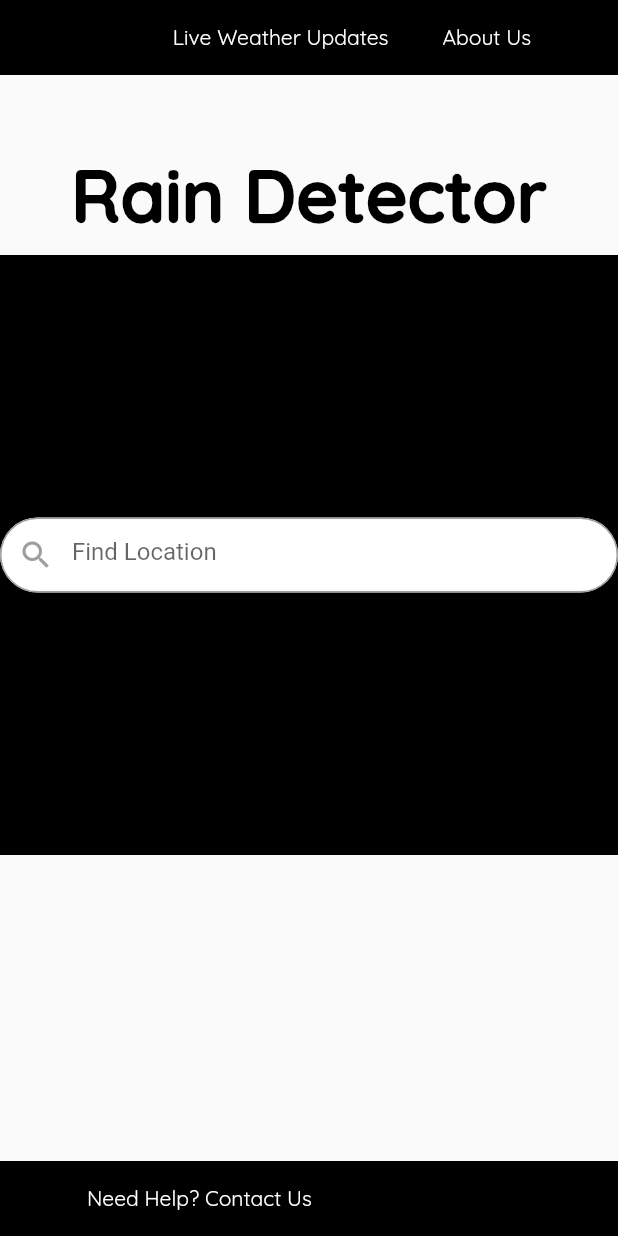
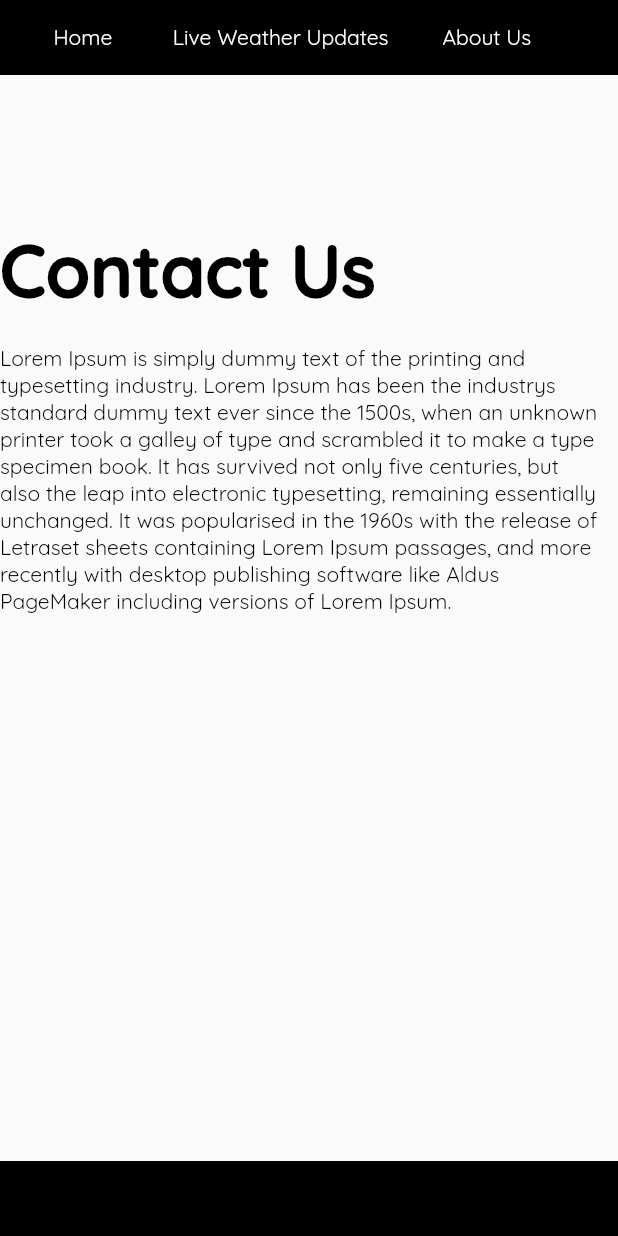
Before and after one commit to lansoyyy/raindetector_webserver, a Flutter app: the screen it shows after launch, after a tap on "Need Help? Contact Us", on a phone screen of 412 x 824 dp. Run offline on Flutter 3.47's test engine with Material 2 defaults, Android fonts, the light colour scheme and no system bars.

Commit message:
added contact and about us page

```diff
--- a/lib/main.dart
+++ b/lib/main.dart
@@ -1,4 +1,6 @@
 import 'package:flutter/material.dart';
+import 'package:rain_detector_webserver/screens/aboutus_screen.dart';
+import 'package:rain_detector_webserver/screens/contactus_screen.dart';
 import 'package:rain_detector_webserver/screens/home_screen.dart';
 import 'package:rain_detector_webserver/utils/routes.dart';
 
@@ -15,6 +17,8 @@ class MyApp extends StatelessWidget {
       home: const HomeScreen(),
       routes: {
         Routes.homepage: (context) => const HomeScreen(),
+        Routes.aboutuspage: (context) => const AboutusScreen(),
+        Routes.contactuspage: (context) => const ContactUsScreen(),
       },
     );
   }
--- /dev/null
+++ b/lib/screens/contactus_screen.dart
@@ -0,0 +1,119 @@
+import 'package:flutter/material.dart';
+import 'package:rain_detector_webserver/widgets/text_widget.dart';
+
+import '../utils/routes.dart';
+
+class ContactUsScreen extends StatefulWidget {
+  const ContactUsScreen({super.key});
+
+  @override
+  State<ContactUsScreen> createState() => _ContactUsScreenState();
+}
+
+class _ContactUsScreenState extends State<ContactUsScreen> {
+  final messageController = TextEditingController();
+
+  String filter = '';
+  @override
+  Widget build(BuildContext context) {
+    return Scaffold(
+      body: Column(
+        children: [
+          Container(
+            width: double.infinity,
+            height: 50,
+            color: Colors.black,
+            child: Row(
+              mainAxisAlignment: MainAxisAlignment.end,
+              children: [
+                TextButton(
+                  onPressed: () {
+                    Navigator.pushNamed(context, Routes.homepage);
+                  },
+                  child: TextRegular(
+                    text: 'Home',
+                    fontSize: 14,
+                    color: Colors.white,
+                  ),
+                ),
+                const SizedBox(
+                  width: 20,
+                ),
+                TextButton(
+                  onPressed: () {},
+                  child: TextRegular(
+                    text: 'Live Weather Updates',
+                    fontSize: 14,
+                    color: Colors.white,
+                  ),
+                ),
+                const SizedBox(
+                  width: 20,
+                ),
+                TextButton(
+                  onPressed: () {
+                    Navigator.pushNamed(context, Routes.aboutuspage);
+                  },
+                  child: TextRegular(
+                    text: 'About Us',
+                    fontSize: 14,
+                    color: Colors.white,
+                  ),
+                ),
+                const SizedBox(
+                  width: 50,
+                ),
+              ],
+            ),
+          ),
+          const SizedBox(
+            height: 50,
+          ),
+          const SizedBox(
+            height: 50,
+          ),
+          SizedBox(
+            width: 800,
+            child: Row(
+              mainAxisAlignment: MainAxisAlignment.start,
+              crossAxisAlignment: CrossAxisAlignment.start,
+              children: [
+                Column(
+                  crossAxisAlignment: CrossAxisAlignment.start,
+                  children: [
+                    TextBold(
+                      text: 'Contact Us',
+                      fontSize: 48,
+                      color: Colors.black,
+                    ),
+                    const SizedBox(
+                      height: 20,
+                    ),
+                    SizedBox(
+                      width: 400,
+                      child: TextRegular(
+                        text:
+                            'Lorem Ipsum is simply dummy text of the printing and typesetting industry. Lorem Ipsum has been the industrys standard dummy text ever since the 1500s, when an unknown printer took a galley of type and scrambled it to make a type specimen book. It has survived not only five centuries, but also the leap into electronic typesetting, remaining essentially unchanged. It was popularised in the 1960s with the release of Letraset sheets containing Lorem Ipsum passages, and more recently with desktop publishing software like Aldus PageMaker including versions of Lorem Ipsum.',
+                        fontSize: 14,
+                        color: Colors.black,
+                      ),
+                    ),
+                  ],
+                ),
+              ],
+            ),
+          ),
+          const Expanded(
+              child: SizedBox(
+            height: 50,
+          )),
+          Container(
+            width: double.infinity,
+            height: 50,
+            color: Colors.black,
+          ),
+        ],
+      ),
+    );
+  }
+}
--- a/lib/utils/routes.dart
+++ b/lib/utils/routes.dart
@@ -1,3 +1,5 @@
 class Routes {
-  static const homepage = '/homepage';
+  static const homepage = '/homepage',
+      aboutuspage = '/aboutuspage',
+      contactuspage = '/contactuspage';
 }
```
Also changed, not shown: lib/screens/aboutus_screen.dart (added, +123 -0 lines), lib/screens/home_screen.dart (+8 -2 lines).
